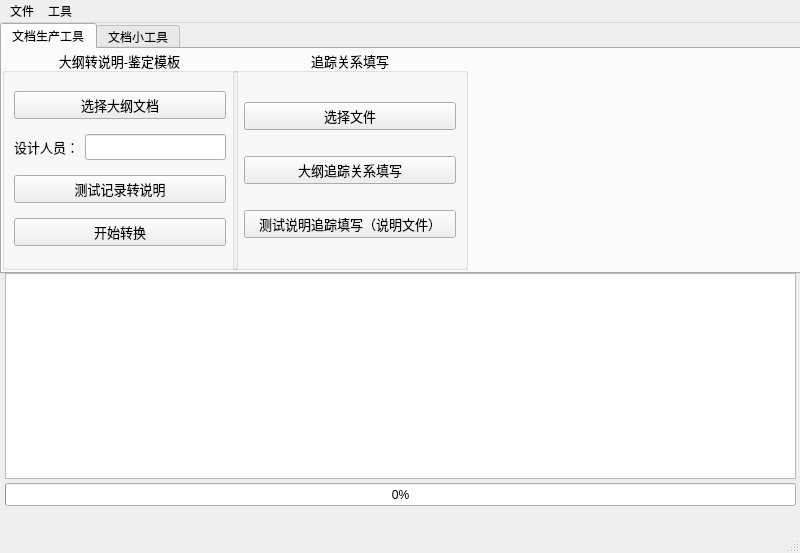
ks3356143/newToolforTest, file GUI.ui: the form before one commit.
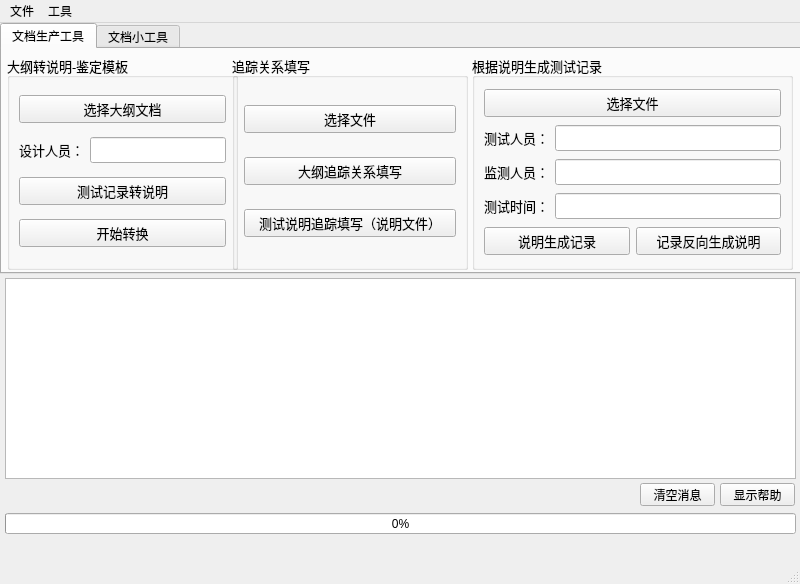
The form after the commit.

Commit message: 说明生成记录

```diff
--- a/GUI.ui
+++ b/GUI.ui
@@ -7,7 +7,7 @@
     <x>0</x>
     <y>0</y>
     <width>800</width>
-    <height>553</height>
+    <height>584</height>
    </rect>
   </property>
   <property name="windowTitle">
@@ -33,10 +33,10 @@
      <widget class="QGroupBox" name="groupBox">
       <property name="geometry">
        <rect>
-        <x>0</x>
-        <y>0</y>
-        <width>236</width>
-        <height>221</height>
+        <x>5</x>
+        <y>5</y>
+        <width>231</width>
+        <height>216</height>
        </rect>
       </property>
       <property name="font">
@@ -49,7 +49,7 @@
        <string>大纲转说明-鉴定模板</string>
       </property>
       <property name="alignment">
-       <set>Qt::AlignCenter</set>
+       <set>Qt::AlignLeading|Qt::AlignLeft|Qt::AlignVCenter</set>
       </property>
       <property name="flat">
        <bool>false</bool>
@@ -96,9 +96,9 @@
       <property name="geometry">
        <rect>
         <x>230</x>
-        <y>0</y>
+        <y>5</y>
         <width>236</width>
-        <height>221</height>
+        <height>216</height>
        </rect>
       </property>
       <property name="font">
@@ -111,7 +111,7 @@
        <string>追踪关系填写</string>
       </property>
       <property name="alignment">
-       <set>Qt::AlignCenter</set>
+       <set>Qt::AlignLeading|Qt::AlignLeft|Qt::AlignVCenter</set>
       </property>
       <property name="flat">
        <bool>false</bool>
@@ -140,6 +140,118 @@
        </item>
       </layout>
      </widget>
+     <widget class="QGroupBox" name="groupBox_4">
+      <property name="geometry">
+       <rect>
+        <x>470</x>
+        <y>5</y>
+        <width>321</width>
+        <height>216</height>
+       </rect>
+      </property>
+      <property name="font">
+       <font>
+        <family>Mongolian Baiti</family>
+        <pointsize>10</pointsize>
+       </font>
+      </property>
+      <property name="title">
+       <string>根据说明生成测试记录</string>
+      </property>
+      <property name="alignment">
+       <set>Qt::AlignLeading|Qt::AlignLeft|Qt::AlignVCenter</set>
+      </property>
+      <property name="flat">
+       <bool>false</bool>
+      </property>
+      <layout class="QVBoxLayout" name="verticalLayout_4">
+       <item>
+        <widget class="QPushButton" name="pushButton_11">
+         <property name="text">
+          <string>选择文件</string>
+         </property>
+        </widget>
+       </item>
+       <item>
+        <layout class="QHBoxLayout" name="horizontalLayout_2">
+         <item>
+          <widget class="QLabel" name="label_4">
+           <property name="text">
+            <string>测试人员：</string>
+           </property>
+           <property name="textFormat">
+            <enum>Qt::AutoText</enum>
+           </property>
+           <property name="alignment">
+            <set>Qt::AlignCenter</set>
+           </property>
+          </widget>
+         </item>
+         <item>
+          <widget class="QLineEdit" name="lineEdit_4"/>
+         </item>
+        </layout>
+       </item>
+       <item>
+        <layout class="QHBoxLayout" name="horizontalLayout_3">
+         <item>
+          <widget class="QLabel" name="label_5">
+           <property name="text">
+            <string>监测人员：</string>
+           </property>
+           <property name="textFormat">
+            <enum>Qt::AutoText</enum>
+           </property>
+           <property name="alignment">
+            <set>Qt::AlignCenter</set>
+           </property>
+          </widget>
+         </item>
+         <item>
+          <widget class="QLineEdit" name="lineEdit_5"/>
+         </item>
+        </layout>
+       </item>
+       <item>
+        <layout class="QHBoxLayout" name="horizontalLayout_4">
+         <item>
+          <widget class="QLabel" name="label_6">
+           <property name="text">
+            <string>测试时间：</string>
+           </property>
+           <property name="textFormat">
+            <enum>Qt::AutoText</enum>
+           </property>
+           <property name="alignment">
+            <set>Qt::AlignCenter</set>
+           </property>
+          </widget>
+         </item>
+         <item>
+          <widget class="QLineEdit" name="lineEdit_6"/>
+         </item>
+        </layout>
+       </item>
+       <item>
+        <layout class="QHBoxLayout" name="horizontalLayout_5">
+         <item>
+          <widget class="QPushButton" name="pushButton_12">
+           <property name="text">
+            <string>说明生成记录</string>
+           </property>
+          </widget>
+         </item>
+         <item>
+          <widget class="QPushButton" name="pushButton_13">
+           <property name="text">
+            <string>记录反向生成说明</string>
+           </property>
+          </widget>
+         </item>
+        </layout>
+       </item>
+      </layout>
+     </widget>
     </widget>
     <widget class="QWidget" name="tab_2">
      <attribute name="title">
@@ -222,9 +334,9 @@
     <property name="geometry">
      <rect>
       <x>5</x>
-      <y>250</y>
+      <y>255</y>
       <width>791</width>
-      <height>206</height>
+      <height>201</height>
      </rect>
     </property>
    </widget>
@@ -232,9 +344,9 @@
     <property name="geometry">
      <rect>
       <x>5</x>
-      <y>460</y>
+      <y>490</y>
       <width>791</width>
-      <height>23</height>
+      <height>21</height>
      </rect>
     </property>
     <property name="sizePolicy">
@@ -247,6 +359,32 @@
      <number>0</number>
     </property>
    </widget>
+   <widget class="QPushButton" name="pushButton_9">
+    <property name="geometry">
+     <rect>
+      <x>640</x>
+      <y>460</y>
+      <width>75</width>
+      <height>23</height>
+     </rect>
+    </property>
+    <property name="text">
+     <string>清空消息</string>
+    </property>
+   </widget>
+   <widget class="QPushButton" name="pushButton_10">
+    <property name="geometry">
+     <rect>
+      <x>720</x>
+      <y>460</y>
+      <width>75</width>
+      <height>23</height>
+     </rect>
+    </property>
+    <property name="text">
+     <string>显示帮助</string>
+    </property>
+   </widget>
   </widget>
   <widget class="QMenuBar" name="menubar">
    <property name="geometry">
```
Left out of the diff: 18 changed lines with no effect on the pictures. The commit also changes 15 other files.
